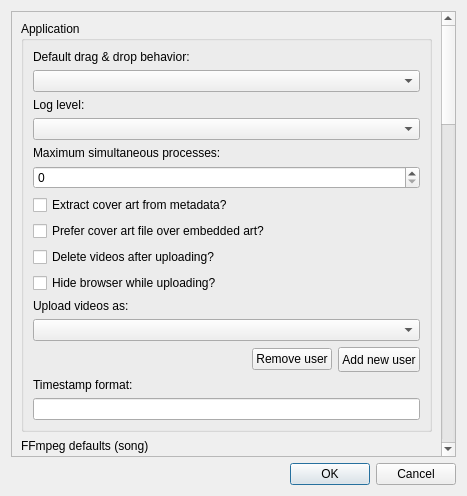
First picture: the form in songs_to_youtube/ui/settingswindow.ui, repository 7x11x13/songs-to-youtube, before the edit.
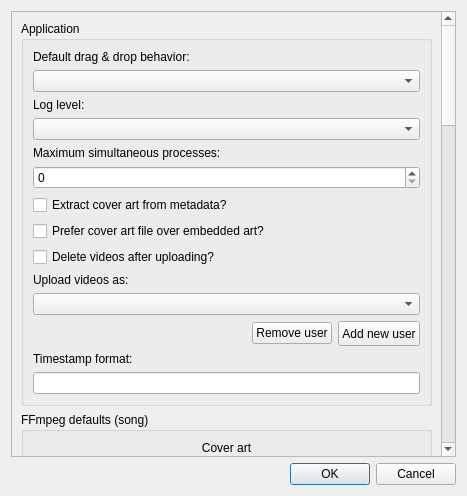
Second picture: the form after the edit. Custom widgets are drawn as their Qt base class.

Commit message: Remove obsolete option

Diff of the .ui file:
```diff
--- a/songs_to_youtube/ui/settingswindow.ui
+++ b/songs_to_youtube/ui/settingswindow.ui
@@ -154,13 +154,6 @@
             </property>
            </widget>
           </item>
-          <item>
-           <widget class="SettingCheckBox" name="headlessBrowser">
-            <property name="text">
-             <string>Hide browser while uploading?</string>
-            </property>
-           </widget>
-          </item>
           <item>
            <widget class="QLabel" name="label_11">
             <property name="text">
```
Lines whose indentation alone changed are shown as unchanged. The commit also changes 2 other files.
